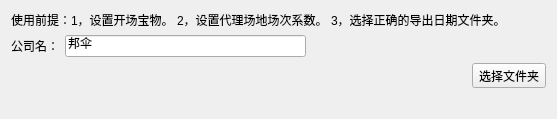
Above: DayTotolTable/DayTotolTable.ui from weibo6631352/wx before the change. Below: the same form after it.
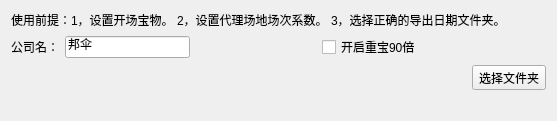
That is the form after the change.

Commit message: 1，日结报表加上场地场次统计 2，日结报表加重宝功能

What changed in the file:
```diff
--- a/DayTotolTable/DayTotolTable.ui
+++ b/DayTotolTable/DayTotolTable.ui
@@ -7,7 +7,7 @@
     <x>0</x>
     <y>0</y>
     <width>557</width>
-    <height>96</height>
+    <height>104</height>
    </rect>
   </property>
   <property name="windowTitle">
@@ -37,6 +37,26 @@
        </property>
       </widget>
      </item>
+     <item>
+      <spacer name="horizontalSpacer_2">
+       <property name="orientation">
+        <enum>Qt::Horizontal</enum>
+       </property>
+       <property name="sizeHint" stdset="0">
+        <size>
+         <width>40</width>
+         <height>20</height>
+        </size>
+       </property>
+      </spacer>
+     </item>
+     <item>
+      <widget class="QCheckBox" name="checkBox_chongbao">
+       <property name="text">
+        <string>开启重宝90倍</string>
+       </property>
+      </widget>
+     </item>
      <item>
       <spacer name="horizontalSpacer">
        <property name="orientation">
```
Left out of the diff: 6 changed lines with no effect on the pictures. The commit also changes 4 other files.
